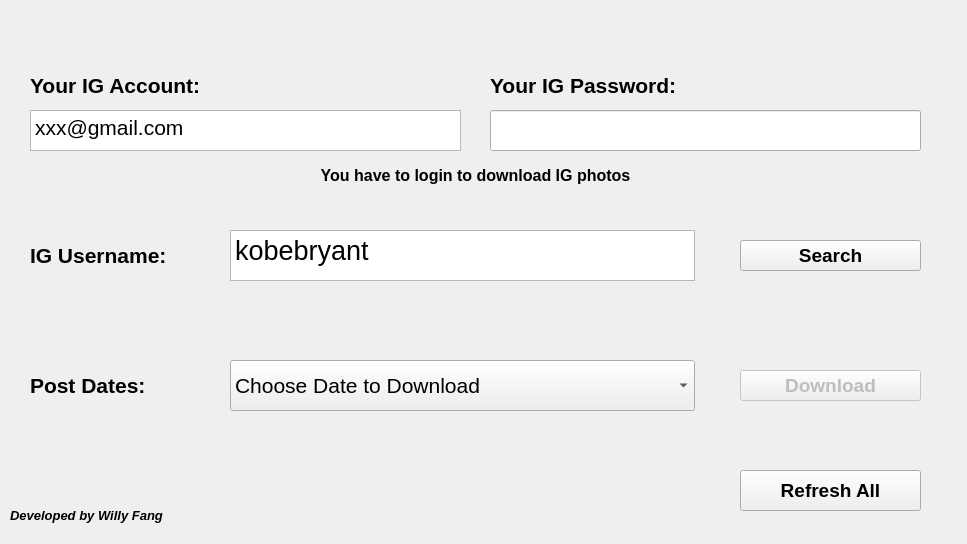
The window that IG_Photo_Downloader_UI_V01.ui (LeBronWilly/IG_Photo_Downloader_Python) describes before a commit, drawn with Qt 5.
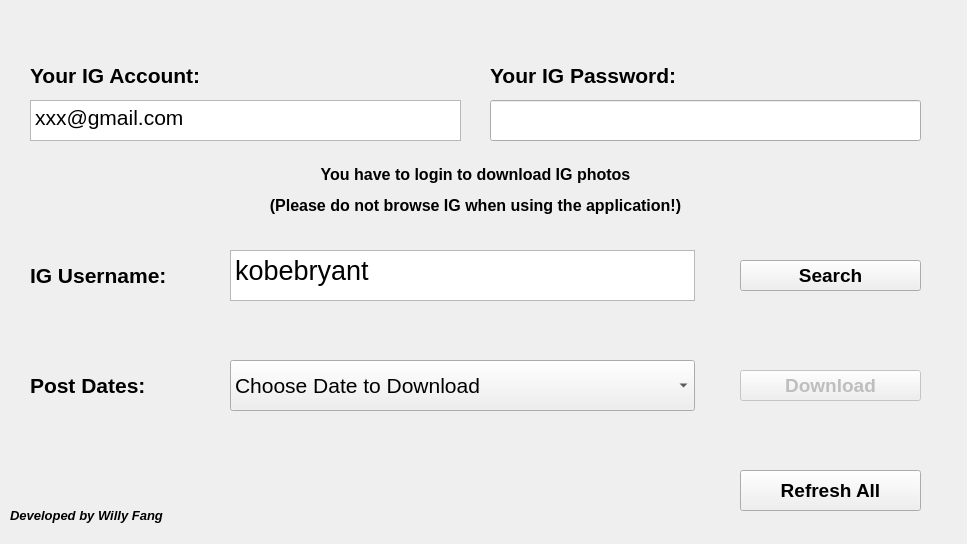
The same window after the commit.

Commit message: Set Window Icon & Add Notes in the Application

```diff
--- a/IG_Photo_Downloader_UI_V01.ui
+++ b/IG_Photo_Downloader_UI_V01.ui
@@ -17,7 +17,7 @@
    <property name="geometry">
     <rect>
      <x>230</x>
-     <y>230</y>
+     <y>250</y>
      <width>465</width>
      <height>51</height>
     </rect>
@@ -48,7 +48,7 @@
    <property name="geometry">
     <rect>
      <x>30</x>
-     <y>240</y>
+     <y>260</y>
      <width>200</width>
      <height>31</height>
     </rect>
@@ -123,7 +123,7 @@
    <property name="geometry">
     <rect>
      <x>740</x>
-     <y>240</y>
+     <y>260</y>
      <width>181</width>
      <height>31</height>
     </rect>
@@ -192,7 +192,7 @@
    <property name="geometry">
     <rect>
      <x>30</x>
-     <y>110</y>
+     <y>100</y>
      <width>431</width>
      <height>41</height>
     </rect>
@@ -223,7 +223,7 @@
    <property name="geometry">
     <rect>
      <x>30</x>
-     <y>70</y>
+     <y>60</y>
      <width>301</width>
      <height>31</height>
     </rect>
@@ -247,7 +247,7 @@
    <property name="geometry">
     <rect>
      <x>490</x>
-     <y>70</y>
+     <y>60</y>
      <width>301</width>
      <height>31</height>
     </rect>
@@ -271,7 +271,7 @@
    <property name="geometry">
     <rect>
      <x>490</x>
-     <y>110</y>
+     <y>100</y>
      <width>431</width>
      <height>41</height>
     </rect>
@@ -314,10 +314,10 @@
   <widget class="QLabel" name="label_4">
    <property name="geometry">
     <rect>
-     <x>240</x>
+     <x>150</x>
      <y>160</y>
-     <width>471</width>
-     <height>31</height>
+     <width>651</width>
+     <height>61</height>
     </rect>
    </property>
    <property name="font">
@@ -329,7 +329,7 @@
     </font>
    </property>
    <property name="text">
-    <string>You have to login to download IG photos</string>
+    <string>&lt;html&gt;&lt;head/&gt;&lt;body&gt;&lt;p&gt;You have to login to download IG photos&lt;/p&gt;&lt;p&gt;(Please do not browse IG when using the application!)&lt;/p&gt;&lt;/body&gt;&lt;/html&gt;</string>
    </property>
    <property name="textFormat">
     <enum>Qt::AutoText</enum>
```
The commit also changes 18 other files.
